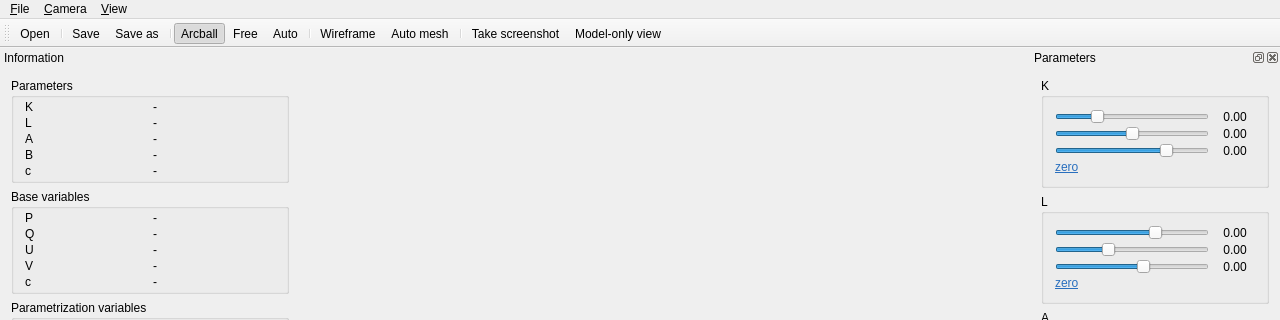
Qt form example/vis/vis_g/mainwindow.ui (pdobrowo/libcs2) before a commit; both pictures show x 0 to 1280 and y 0 to 320 of the 1280 by 732 pixel window.
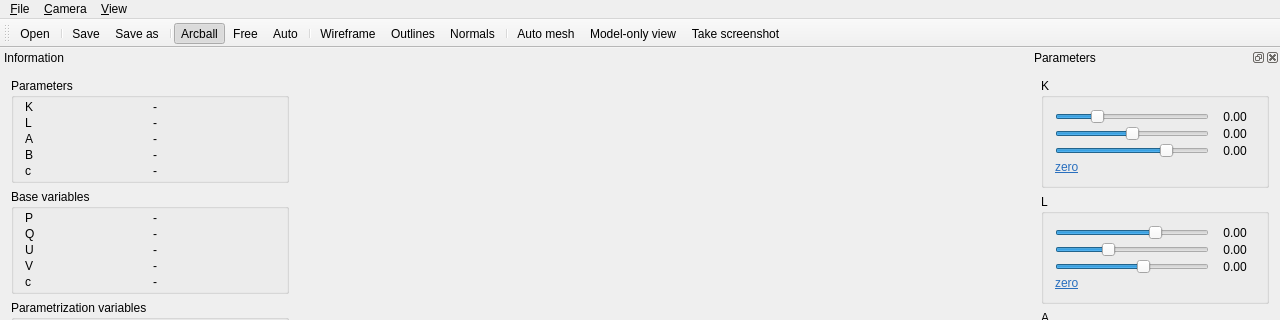
The same form after that commit. Icons and pictures are not drawn.

Commit message: Add outline and normals rendering

What changed in the file:
```diff
--- a/example/vis/vis_g/mainwindow.ui
+++ b/example/vis/vis_g/mainwindow.ui
@@ -1136,7 +1136,7 @@
     <string>toolBar</string>
    </property>
    <property name="toolButtonStyle">
-    <enum>Qt::ToolButtonTextUnderIcon</enum>
+    <enum>Qt::ToolButtonIconOnly</enum>
    </property>
    <attribute name="toolBarArea">
     <enum>TopToolBarArea</enum>
@@ -1154,10 +1154,12 @@
    <addaction name="actionAutoCamera"/>
    <addaction name="separator"/>
    <addaction name="actionWireframe"/>
+   <addaction name="actionOutlines"/>
+   <addaction name="actionNormals"/>
+   <addaction name="separator"/>
    <addaction name="actionAutoMesh"/>
-   <addaction name="separator"/>
-   <addaction name="actionTakeScreenshot"/>
    <addaction name="actionModelOnlyView"/>
+   <addaction name="actionTakeScreenshot"/>
   </widget>
   <action name="actionArcballCamera">
    <property name="checkable">
@@ -1278,6 +1280,30 @@
     <string>Model-only view</string>
    </property>
   </action>
+  <action name="actionOutlines">
+   <property name="checkable">
+    <bool>true</bool>
+   </property>
+   <property name="icon">
+    <iconset resource="../res.qrc">
+     <normaloff>:/res/outline.png</normaloff>:/res/outline.png</iconset>
+   </property>
+   <property name="text">
+    <string>Outlines</string>
+   </property>
+  </action>
+  <action name="actionNormals">
+   <property name="checkable">
+    <bool>true</bool>
+   </property>
+   <property name="icon">
+    <iconset resource="../res.qrc">
+     <normaloff>:/res/normals.png</normaloff>:/res/normals.png</iconset>
+   </property>
+   <property name="text">
+    <string>Normals</string>
+   </property>
+  </action>
  </widget>
  <layoutdefault spacing="6" margin="11"/>
  <tabstops>
```
Left out of the diff: 2 changed lines with no effect on the pictures. The commit also changes 10 other files.
